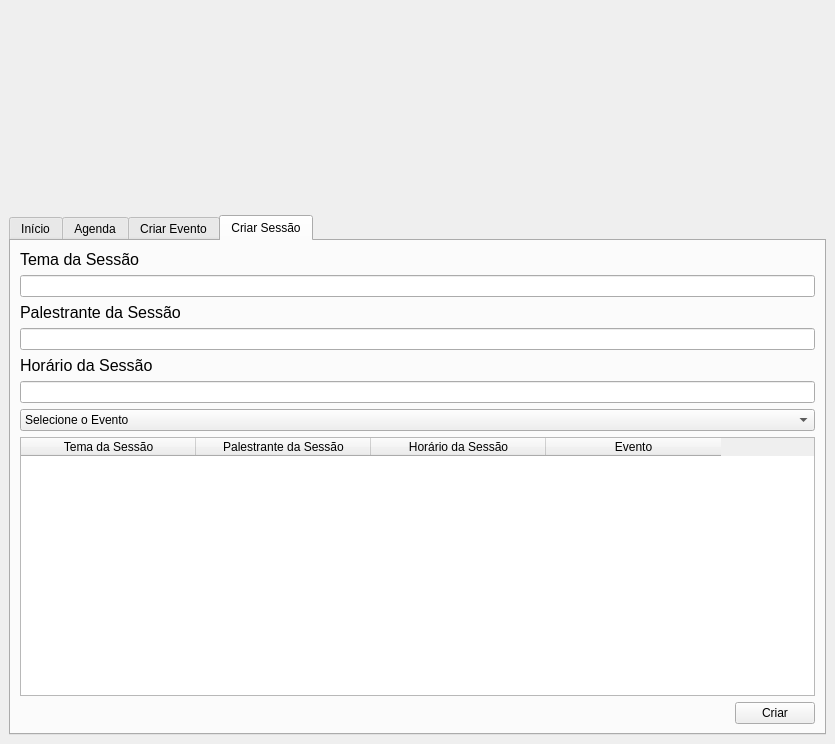
The window that TrabalhoEventos/view/participante_ui.ui (DaniloMenezesXML/GestaoEventos) describes before a commit, drawn with Qt 5.
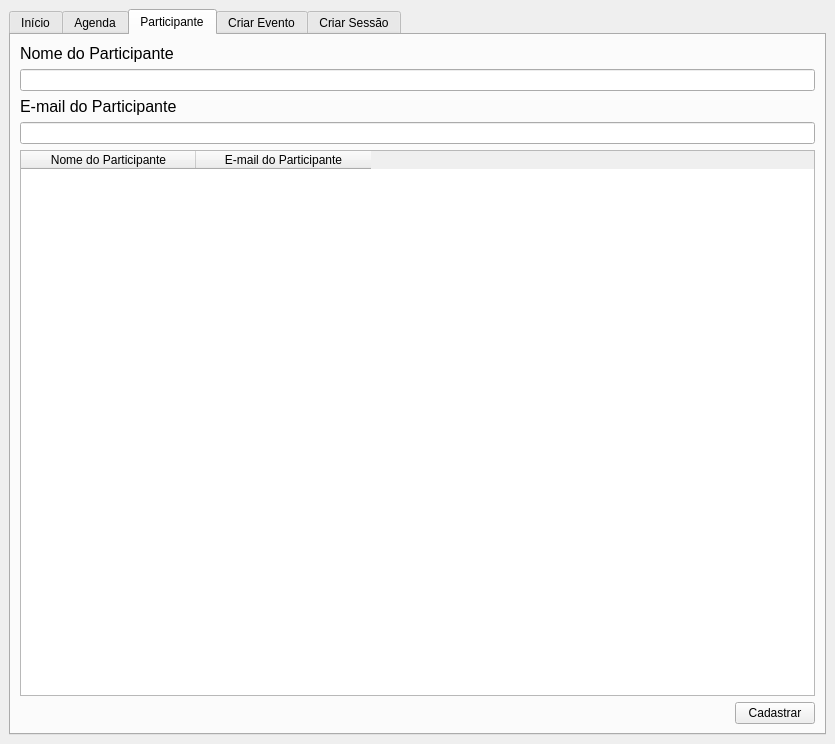
The same window after the commit. Icons and pictures are not drawn.

Commit message: Mudando os arquivos ui e consertando o participante_service

```diff
--- a/TrabalhoEventos/view/participante_ui.ui
+++ b/TrabalhoEventos/view/participante_ui.ui
@@ -14,7 +14,17 @@
    <string>MainWindow</string>
   </property>
   <widget class="QWidget" name="centralwidget">
-   <layout class="QVBoxLayout" name="verticalLayout_3">
+   <layout class="QHBoxLayout" name="horizontalLayout">
+    <item>
+     <widget class="QTabWidget" name="tabWidget">
+      <property name="currentIndex">
+       <number>2</number>
+      </property>
+      <widget class="QWidget" name="tab_inicio">
+       <attribute name="title">
+        <string>Início</string>
+       </attribute>
+       <layout class="QVBoxLayout" name="verticalLayout_6">
     <item>
      <widget class="QWidget" name="widget_6" native="true">
       <property name="enabled">
@@ -47,16 +57,6 @@
      </widget>
     </item>
     <item>
-     <widget class="QTabWidget" name="tabWidget">
-      <property name="currentIndex">
-       <number>3</number>
-      </property>
-      <widget class="QWidget" name="tab_inicio">
-       <attribute name="title">
-        <string>Início</string>
-       </attribute>
-       <layout class="QVBoxLayout" name="verticalLayout_6">
-        <item>
          <widget class="QPushButton" name="btn_inscrever_participante">
           <property name="text">
            <string>Inscrever Participante</string>
@@ -118,7 +118,7 @@
        <attribute name="title">
         <string>Agenda</string>
        </attribute>
-       <layout class="QVBoxLayout" name="verticalLayout_4">
+       <layout class="QVBoxLayout" name="verticalLayout_3">
         <item>
          <widget class="QLabel" name="lbl_email_participante">
           <property name="text">
@@ -172,6 +172,98 @@
            </property>
           </column>
          </widget>
+        </item>
+        <item>
+         <layout class="QHBoxLayout" name="horizontalLayout_3">
+          <item>
+           <spacer name="horizontalSpacer_2">
+            <property name="orientation">
+             <enum>Qt::Horizontal</enum>
+            </property>
+            <property name="sizeHint" stdset="0">
+             <size>
+              <width>40</width>
+              <height>20</height>
+             </size>
+            </property>
+           </spacer>
+          </item>
+          <item>
+           <widget class="QPushButton" name="btn_exportar">
+            <property name="text">
+             <string>Exportar</string>
+            </property>
+           </widget>
+          </item>
+         </layout>
+        </item>
+       </layout>
+      </widget>
+      <widget class="QWidget" name="tab_participante">
+       <attribute name="title">
+        <string>Participante</string>
+       </attribute>
+       <layout class="QVBoxLayout" name="verticalLayout_4">
+        <item>
+         <widget class="QLabel" name="lbl_nome_participante">
+          <property name="text">
+           <string>&lt;html&gt;&lt;head/&gt;&lt;body&gt;&lt;p&gt;&lt;span style=&quot; font-size:12pt;&quot;&gt;Nome do Participante&lt;/span&gt;&lt;/p&gt;&lt;/body&gt;&lt;/html&gt;</string>
+          </property>
+         </widget>
+        </item>
+        <item>
+         <widget class="QLineEdit" name="txt_nome_participante"/>
+        </item>
+        <item>
+         <widget class="QLabel" name="lbl_email_do_participante">
+          <property name="text">
+           <string>&lt;html&gt;&lt;head/&gt;&lt;body&gt;&lt;p&gt;&lt;span style=&quot; font-size:12pt;&quot;&gt;E-mail do Participante&lt;/span&gt;&lt;/p&gt;&lt;/body&gt;&lt;/html&gt;</string>
+          </property>
+         </widget>
+        </item>
+        <item>
+         <widget class="QLineEdit" name="txt_email_participante"/>
+        </item>
+        <item>
+         <widget class="QTableWidget" name="tb_participante">
+          <attribute name="horizontalHeaderDefaultSectionSize">
+           <number>175</number>
+          </attribute>
+          <column>
+           <property name="text">
+            <string>Nome do Participante</string>
+           </property>
+          </column>
+          <column>
+           <property name="text">
+            <string>E-mail do Participante</string>
+           </property>
+          </column>
+         </widget>
+        </item>
+        <item>
+         <layout class="QHBoxLayout" name="horizontalLayout_6">
+          <item>
+           <spacer name="horizontalSpacer_4">
+            <property name="orientation">
+             <enum>Qt::Horizontal</enum>
+            </property>
+            <property name="sizeHint" stdset="0">
+             <size>
+              <width>40</width>
+              <height>20</height>
+             </size>
+            </property>
+           </spacer>
+          </item>
+          <item>
+           <widget class="QPushButton" name="btn_cadastrar">
+            <property name="text">
+             <string>Cadastrar</string>
+            </property>
+           </widget>
+          </item>
+         </layout>
         </item>
        </layout>
       </widget>
```
Lines whose indentation alone changed are shown as unchanged. The commit also changes 4 other files.
